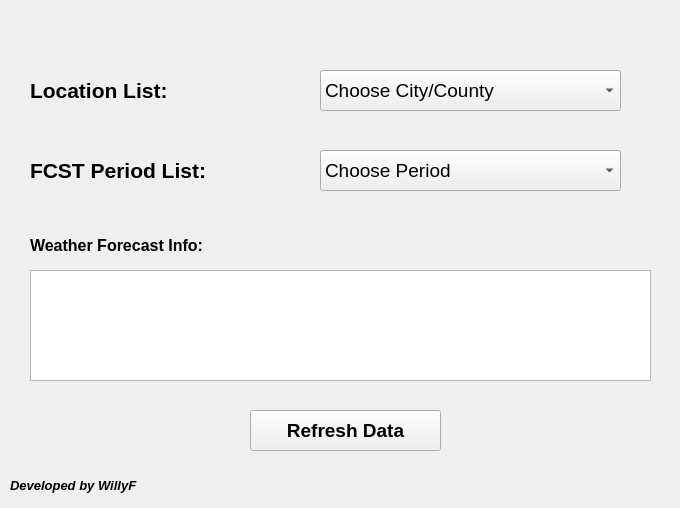
Before: the Qt Designer form TW_Weather_FCST_UI_V01.ui in LeBronWilly/TW_Weather_FCST, drawn with Qt 5.
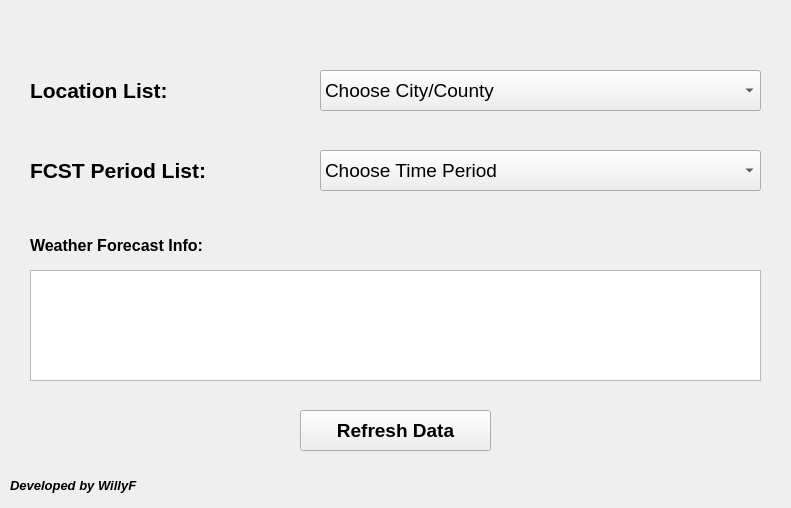
After: the same form once the commit is applied.

What changed in the file:
```diff
--- a/TW_Weather_FCST_UI_V01.ui
+++ b/TW_Weather_FCST_UI_V01.ui
@@ -6,7 +6,7 @@
    <rect>
     <x>0</x>
     <y>0</y>
-    <width>680</width>
+    <width>791</width>
     <height>508</height>
    </rect>
   </property>
@@ -19,7 +19,7 @@
    </property>
    <property name="geometry">
     <rect>
-     <x>250</x>
+     <x>300</x>
      <y>410</y>
      <width>191</width>
      <height>41</height>
@@ -89,7 +89,7 @@
   <widget class="QLabel" name="Pic_Label">
    <property name="geometry">
     <rect>
-     <x>510</x>
+     <x>680</x>
      <y>410</y>
      <width>80</width>
      <height>80</height>
@@ -115,7 +115,7 @@
     <rect>
      <x>320</x>
      <y>70</y>
-     <width>301</width>
+     <width>441</width>
      <height>41</height>
     </rect>
    </property>
@@ -163,7 +163,7 @@
     <rect>
      <x>320</x>
      <y>150</y>
-     <width>301</width>
+     <width>441</width>
      <height>41</height>
     </rect>
    </property>
@@ -174,11 +174,11 @@
     </font>
    </property>
    <property name="currentText">
-    <string>Choose Period</string>
+    <string>Choose Time Period</string>
    </property>
    <item>
     <property name="text">
-     <string>Choose Period</string>
+     <string>Choose Time Period</string>
     </property>
    </item>
   </widget>
@@ -187,7 +187,7 @@
     <rect>
      <x>30</x>
      <y>270</y>
-     <width>621</width>
+     <width>731</width>
      <height>111</height>
     </rect>
    </property>
```
